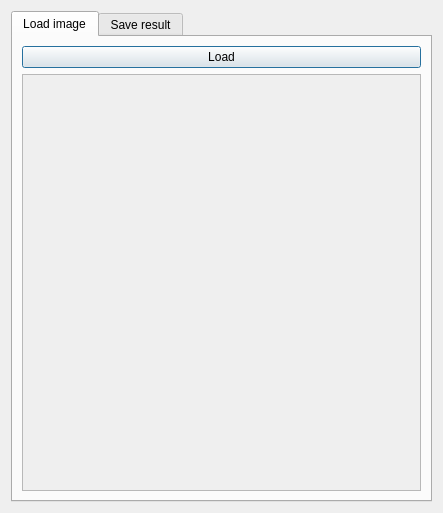
Before: the Qt Designer form Tools/ToolHistogramEqualizationer/qthistogramequalizationermaindialog.ui in richelbilderbeek/ProjectRichelBilderbeek, drawn with Qt 5.
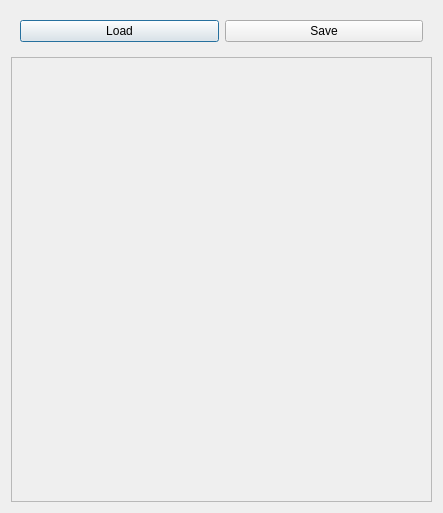
After: the same form once the commit is applied. The open tabs and pages were chosen to show the change. Icons and pictures are not drawn.

Patch:
```diff
--- a/Tools/ToolHistogramEqualizationer/qthistogramequalizationermaindialog.ui
+++ b/Tools/ToolHistogramEqualizationer/qthistogramequalizationermaindialog.ui
@@ -13,22 +13,11 @@
   <property name="windowTitle">
    <string>GaborFilter</string>
   </property>
-  <property name="windowIcon">
-   <iconset>
-    <normaloff>:/images/R.png</normaloff>:/images/R.png</iconset>
-  </property>
-  <layout class="QGridLayout" name="gridLayout">
-   <item row="0" column="0">
-    <widget class="QTabWidget" name="tabWidget">
-     <property name="currentIndex">
-      <number>1</number>
-     </property>
-     <widget class="QWidget" name="tab_load">
-      <attribute name="title">
-       <string>Load image</string>
-      </attribute>
       <layout class="QVBoxLayout" name="verticalLayout">
        <item>
+    <widget class="QWidget" name="widget_top" native="true">
+     <layout class="QHBoxLayout" name="horizontalLayout">
+      <item>
         <widget class="QPushButton" name="button_load">
          <property name="text">
           <string>Load</string>
@@ -36,38 +25,17 @@
         </widget>
        </item>
        <item>
-        <widget class="QScrollArea" name="scroll_load">
-         <property name="widgetResizable">
-          <bool>true</bool>
-         </property>
-         <widget class="QWidget" name="contents_load">
-          <property name="geometry">
-           <rect>
-            <x>0</x>
-            <y>0</y>
-            <width>399</width>
-            <height>420</height>
-           </rect>
-          </property>
-         </widget>
-        </widget>
-       </item>
-      </layout>
-     </widget>
-     <widget class="QWidget" name="tab_save">
-      <attribute name="title">
-       <string>Save result</string>
-      </attribute>
-      <layout class="QVBoxLayout" name="verticalLayout_2">
-       <item>
         <widget class="QPushButton" name="button_save">
          <property name="text">
           <string>Save</string>
          </property>
         </widget>
        </item>
+     </layout>
+    </widget>
+   </item>
        <item>
-        <widget class="QScrollArea" name="scroll_save">
+    <widget class="QScrollArea" name="area">
          <property name="widgetResizable">
           <bool>true</bool>
          </property>
@@ -76,14 +44,10 @@
            <rect>
             <x>0</x>
             <y>0</y>
-            <width>399</width>
-            <height>420</height>
-           </rect>
-          </property>
-         </widget>
-        </widget>
-       </item>
-      </layout>
+        <width>423</width>
+        <height>446</height>
+       </rect>
+      </property>
      </widget>
     </widget>
    </item>
```
Left out of the diff: 4 changed lines with no effect on the pictures. Lines whose indentation alone changed are shown as unchanged.
